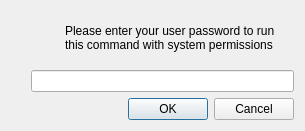
Above: src-qt4/qsudo/mainwindow.ui from trueos/pcbsd before the change. Below: the same form after it.
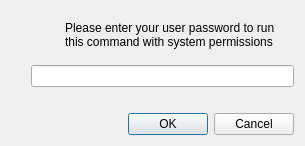
That is the form after the change. Icons and pictures are not drawn.

Commit message: Update qsudo, now it is smarter, will test passwords and let you retry up to 3x

```diff
--- a/src-qt4/qsudo/mainwindow.ui
+++ b/src-qt4/qsudo/mainwindow.ui
@@ -7,7 +7,7 @@
     <x>0</x>
     <y>0</y>
     <width>305</width>
-    <height>131</height>
+    <height>145</height>
    </rect>
   </property>
   <property name="windowTitle">
@@ -19,6 +19,33 @@
   </property>
   <widget class="QWidget" name="centralWidget">
    <layout class="QGridLayout" name="gridLayout">
+    <item row="2" column="0">
+     <layout class="QHBoxLayout" name="horizontalLayout">
+      <item>
+       <spacer name="horizontalSpacer">
+        <property name="orientation">
+         <enum>Qt::Horizontal</enum>
+        </property>
+        <property name="sizeType">
+         <enum>QSizePolicy::Fixed</enum>
+        </property>
+        <property name="sizeHint" stdset="0">
+         <size>
+          <width>20</width>
+          <height>17</height>
+         </size>
+        </property>
+       </spacer>
+      </item>
+      <item>
+       <widget class="QLineEdit" name="passwordLineEdit">
+        <property name="echoMode">
+         <enum>QLineEdit::Password</enum>
+        </property>
+       </widget>
+      </item>
+     </layout>
+    </item>
     <item row="0" column="0">
      <layout class="QHBoxLayout" name="horizontalLayout_2">
       <item>
@@ -64,40 +91,23 @@
       </item>
      </layout>
     </item>
-    <item row="1" column="0">
-     <layout class="QHBoxLayout" name="horizontalLayout">
-      <item>
-       <spacer name="horizontalSpacer">
-        <property name="orientation">
-         <enum>Qt::Horizontal</enum>
-        </property>
-        <property name="sizeType">
-         <enum>QSizePolicy::Fixed</enum>
-        </property>
-        <property name="sizeHint" stdset="0">
-         <size>
-          <width>20</width>
-          <height>17</height>
-         </size>
-        </property>
-       </spacer>
-      </item>
-      <item>
-       <widget class="QLineEdit" name="passwordLineEdit">
-        <property name="echoMode">
-         <enum>QLineEdit::Password</enum>
-        </property>
-       </widget>
-      </item>
-     </layout>
-    </item>
-    <item row="2" column="0">
+    <item row="4" column="0">
      <widget class="QDialogButtonBox" name="buttonBox">
       <property name="standardButtons">
        <set>QDialogButtonBox::Cancel|QDialogButtonBox::Ok</set>
       </property>
      </widget>
     </item>
+    <item row="3" column="0">
+     <widget class="QLabel" name="labelBadPW">
+      <property name="styleSheet">
+       <string notr="true">color: rgb(255, 15, 7);</string>
+      </property>
+      <property name="text">
+       <string/>
+      </property>
+     </widget>
+    </item>
    </layout>
   </widget>
  </widget>
```
The commit also changes 3 other files.
